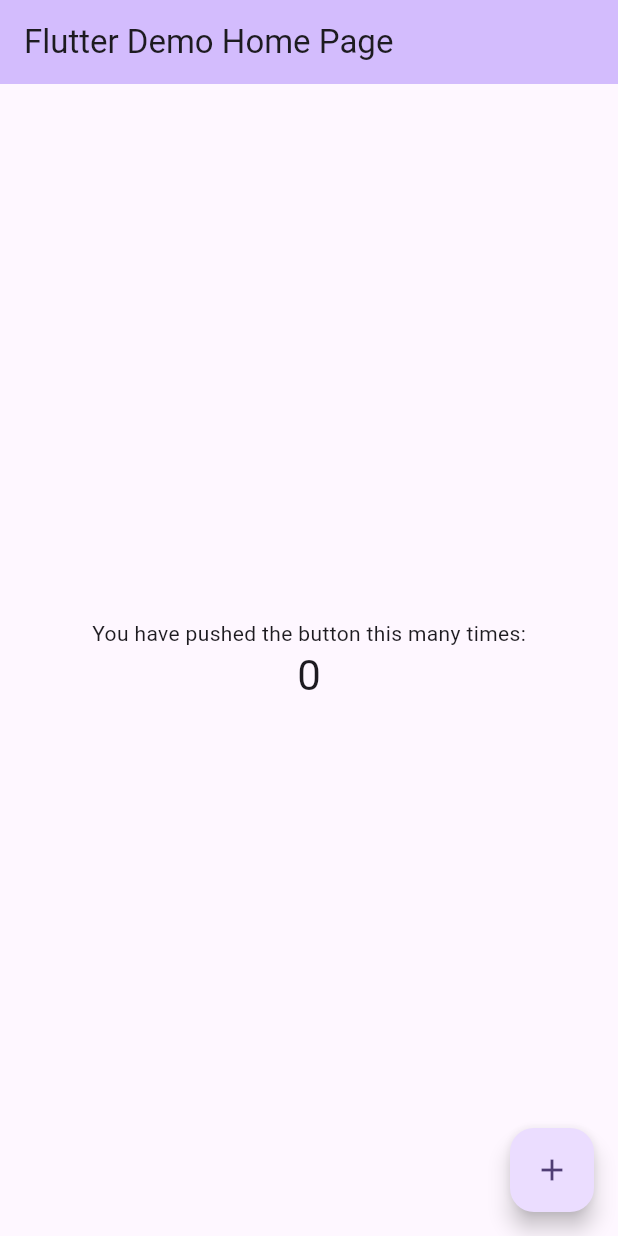
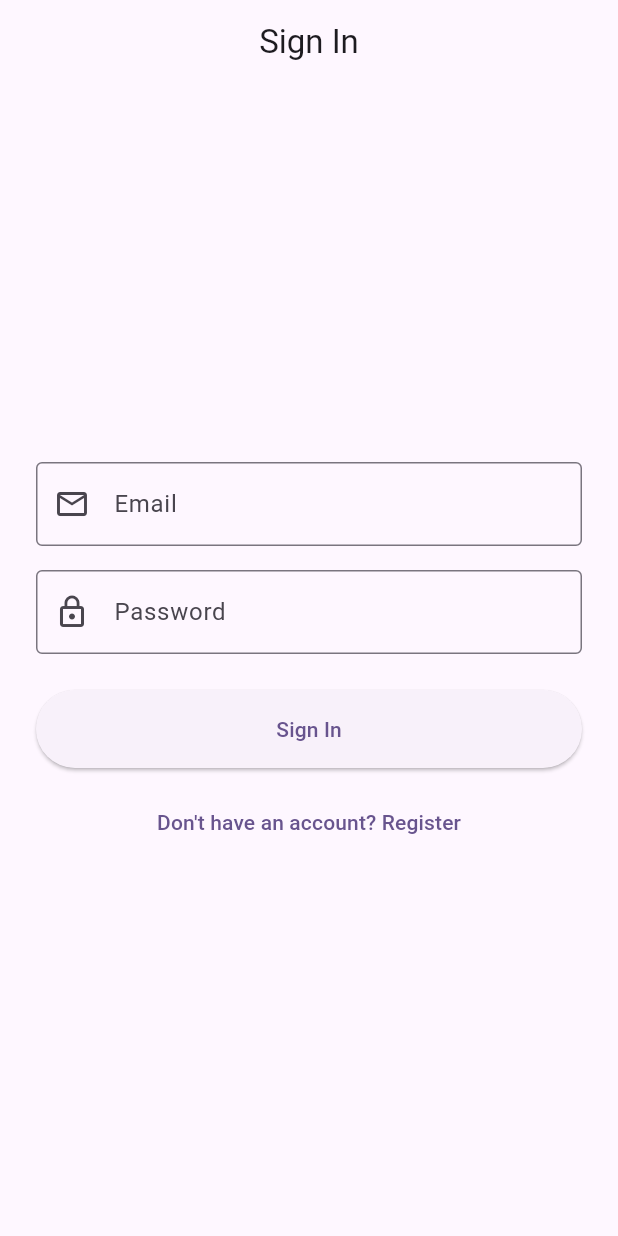
Before and after one commit to meriemikhlaskelbouz-debug/flow_app, a Flutter app: the screen it shows after launch, on a phone screen of 412 x 824 dp. Run offline on Flutter 3.47's test engine with Material 3 defaults, Android fonts, the phone set to English and light mode, and no system bars; our stand-ins replace cloud_firestore, firebase_auth, firebase_core; accounts and stored records are empty.

Commit message:
Implement Firebase Auth, Firestore UserModel, and English UI

```diff
--- a/lib/main.dart
+++ b/lib/main.dart
@@ -1,126 +1,46 @@
+import 'package:firebase_auth/firebase_auth.dart';
 import 'package:firebase_core/firebase_core.dart';
 import 'package:flutter/material.dart';
-
 import 'firebase_options.dart';
+import 'screens/auth_screen.dart';
+import 'screens/profile_screen.dart';
+import 'services/auth_service.dart';
 
 Future<void> main() async {
   WidgetsFlutterBinding.ensureInitialized();
   await Firebase.initializeApp(options: DefaultFirebaseOptions.currentPlatform);
-  runApp(const MyApp());
+  runApp(const FlowApp());
 }
 
-class MyApp extends StatelessWidget {
-  const MyApp({super.key});
-
-  // This widget is the root of your application.
-  @override
-  Widget build(BuildContext context) {
-    return MaterialApp(
-      title: 'Flutter Demo',
-      theme: ThemeData(
-        // This is the theme of your application.
-        //
-        // TRY THIS: Try running your application with "flutter run". You'll see
-        // the application has a purple toolbar. Then, without quitting the app,
-        // try changing the seedColor in the colorScheme below to Colors.green
-        // and then invoke "hot reload" (save your changes or press the "hot
-        // reload" button in a Flutter-supported IDE, or press "r" if you used
-        // the command line to start the app).
-        //
-        // Notice that the counter didn't reset back to zero; the application
-        // state is not lost during the reload. To reset the state, use hot
-        // restart instead.
-        //
-        // This works for code too, not just values: Most code changes can be
-        // tested with just a hot reload.
-        colorScheme: .fromSeed(seedColor: Colors.deepPurple),
-      ),
-      home: const MyHomePage(title: 'Flutter Demo Home Page'),
-    );
-  }
-}
-
-class MyHomePage extends StatefulWidget {
-  const MyHomePage({super.key, required this.title});
-
-  // This widget is the home page of your application. It is stateful, meaning
-  // that it has a State object (defined below) that contains fields that affect
-  // how it looks.
-
-  // This class is the configuration for the state. It holds the values (in this
-  // case the title) provided by the parent (in this case the App widget) and
-  // used by the build method of the State. Fields in a Widget subclass are
-  // always marked "final".
-
-  final String title;
-
-  @override
-  State<MyHomePage> createState() => _MyHomePageState();
-}
-
-class _MyHomePageState extends State<MyHomePage> {
-  int _counter = 0;
-
-  void _incrementCounter() {
-    setState(() {
-      // This call to setState tells the Flutter framework that something has
-      // changed in this State, which causes it to rerun the build method below
-      // so that the display can reflect the updated values. If we changed
-      // _counter without calling setState(), then the build method would not be
-      // called again, and so nothing would appear to happen.
-      _counter++;
-    });
-  }
+class FlowApp extends StatelessWidget {
+  const FlowApp({super.key});
 
   @override
   Widget build(BuildContext context) {
-    // This method is rerun every time setState is called, for instance as done
-    // by the _incrementCounter method above.
-    //
-    // The Flutter framework has been optimized to make rerunning build methods
-    // fast, so that you can just rebuild anything that needs updating rather
-    // than having to individually change instances of widgets.
-    return Scaffold(
-      appBar: AppBar(
-        // TRY THIS: Try changing the color here to a specific color (to
-        // Colors.amber, perhaps?) and trigger a hot reload to see the AppBar
-        // change color while the other colors stay the same.
-        backgroundColor: Theme.of(context).colorScheme.inversePrimary,
-        // Here we take the value from the MyHomePage object that was created by
-        // the App.build method, and use it to set our appbar title.
-        title: Text(widget.title),
+    final authService = AuthService();
+
+    return MaterialApp(
+      title: 'Flow App',
+      debugShowCheckedModeBanner: false,
+      theme: ThemeData(
+        colorScheme: ColorScheme.fromSeed(seedColor: Colors.deepPurple),
+        useMaterial3: true,
       ),
-      body: Center(
-        // Center is a layout widget. It takes a single child and positions it
-        // in the middle of the parent.
-        child: Column(
-          // Column is also a layout widget. It takes a list of children and
-          // arranges them vertically. By default, it sizes itself to fit its
-          // children horizontally, and tries to be as tall as its parent.
-          //
-          // Column has various properties to control how it sizes itself and
-          // how it positions its children. Here we use mainAxisAlignment to
-          // center the children vertically; the main axis here is the vertical
-          // axis because Columns are vertical (the cross axis would be
-          // horizontal).
-          //
-          // TRY THIS: Invoke "debug painting" (choose the "Toggle Debug Paint"
-          // action in the IDE, or press "p" in the console), to see the
-          // wireframe for each widget.
-          mainAxisAlignment: .center,
-          children: [
-            const Text('You have pushed the button this many times:'),
-            Text(
-              '$_counter',
-              style: Theme.of(context).textTheme.headlineMedium,
-            ),
-          ],
-        ),
-      ),
-      floatingActionButton: FloatingActionButton(
-        onPressed: _incrementCounter,
-        tooltip: 'Increment',
-        child: const Icon(Icons.add),
+      home: StreamBuilder<User?>(
+        stream: authService.authStateChanges,
+        builder: (context, snapshot) {
+          if (snapshot.connectionState == ConnectionState.waiting) {
+            return const Scaffold(
+              body: Center(child: CircularProgressIndicator()),
+            );
+          }
+
+          if (snapshot.hasData) {
+            return const ProfileScreen();
+          }
+
+          return const AuthScreen();
+        },
       ),
     );
   }
--- /dev/null
+++ b/lib/models/user_model.dart
@@ -0,0 +1,39 @@
+import 'package:cloud_firestore/cloud_firestore.dart';
+
+class UserModel {
+  final String uid;
+  final String username;
+  final String email;
+  final bool isPremium;
+  final DateTime? createdAt;
+
+  UserModel({
+
+    required this.uid,
+    required this.username,
+    required this.email,
+    required this.isPremium,
+    this.createdAt,
+  });
+
+  factory UserModel.fromFirestore(DocumentSnapshot doc) {
+    final data = doc.data() as Map<String, dynamic>;
+    return UserModel(
+      uid: data['uid'] ?? doc.id,
+      username: data['username'] ?? '',
+      email: data['email'] ?? '',
+      isPremium: data['isPremium'] ?? false,
+      createdAt: (data['createdAt'] as Timestamp?)?.toDate(),
+    );
+  }
+
+  Map<String, dynamic> toCreateMap() {
+    return {
+      'uid': uid,
+      'username': username,
+      'email': email,
+      'isPremium': false,
+      'createdAt': FieldValue.serverTimestamp(),
+    };
+  }
+}
--- /dev/null
+++ b/lib/screens/auth_screen.dart
@@ -0,0 +1,163 @@
+import 'package:firebase_auth/firebase_auth.dart';
+import 'package:flutter/material.dart';
+import '../services/auth_service.dart';
+
+class AuthScreen extends StatefulWidget {
+  const AuthScreen({super.key});
+
+  @override
+  State<AuthScreen> createState() => _AuthScreenState();
+}
+
+class _AuthScreenState extends State<AuthScreen> {
+  final _authService = AuthService();
+  final _formKey = GlobalKey<FormState>();
+
+  final _usernameController = TextEditingController();
+  final _emailController = TextEditingController();
+  final _passwordController = TextEditingController();
+
+  bool _isLogin = true;
+  bool _isLoading = false;
+
+  @override
+  void dispose() {
+    _usernameController.dispose();
+    _emailController.dispose();
+    _passwordController.dispose();
+    super.dispose();
+  }
+
+  Future<void> _submit() async {
+    if (!_formKey.currentState!.validate()) return;
+
+    setState(() => _isLoading = true);
+
+    try {
+      if (_isLogin) {
+        await _authService.login(
+          email: _emailController.text,
+          password: _passwordController.text,
+        );
+      } else {
+        await _authService.registerAccount(
+          username: _usernameController.text,
+          email: _emailController.text,
+          password: _passwordController.text,
+        );
+      }
+    } on FirebaseAuthException catch (e) {
+      if (!mounted) return;
+      ScaffoldMessenger.of(context).showSnackBar(
+        SnackBar(content: Text(e.message ?? 'Authentication failed.')),
+      );
+    } catch (e) {
+      if (!mounted) return;
+      ScaffoldMessenger.of(context).showSnackBar(
+        SnackBar(content: Text(e.toString())),
+      );
+    } finally {
+      if (mounted) setState(() => _isLoading = false);
+    }
+  }
+
+  @override
+  Widget build(BuildContext context) {
+    return Scaffold(
+      appBar: AppBar(
+        title: Text(_isLogin ? 'Sign In' : 'Create Account'),
+        centerTitle: true,
+      ),
+      body: Center(
+        child: SingleChildScrollView(
+          padding: const EdgeInsets.all(24),
+          child: Form(
+            key: _formKey,
+            child: Column(
+              mainAxisSize: MainAxisSize.min,
+              crossAxisAlignment: CrossAxisAlignment.stretch,
+              children: [
+                if (!_isLogin) ...[
+                  TextFormField(
+                    controller: _usernameController,
+                    decoration: const InputDecoration(
+                      labelText: 'Username',
+                      border: OutlineInputBorder(),
+                      prefixIcon: Icon(Icons.person_outline),
+                    ),
+                    validator: (value) {
+                      if (value == null || value.trim().isEmpty) {
+                        return 'Please enter a username';
+                      }
+                      if (value.trim().length > 50) {
+                        return 'Username must be 50 characters or less';
+                      }
+                      return null;
+                    },
+                  ),
+                  const SizedBox(height: 16),
+                ],
+                TextFormField(
+                  controller: _emailController,
+                  keyboardType: TextInputType.emailAddress,
+                  decoration: const InputDecoration(
+                    labelText: 'Email',
+                    border: OutlineInputBorder(),
+                    prefixIcon: Icon(Icons.email_outlined),
+                  ),
+                  validator: (value) {
+                    if (value == null || !value.contains('@')) {
+                      return 'Please enter a valid email';
+                    }
+                    return null;
+                  },
+                ),
+                const SizedBox(height: 16),
+                TextFormField(
+                  controller: _passwordController,
+                  obscureText: true,
+                  decoration: const InputDecoration(
+                    labelText: 'Password',
+                    border: OutlineInputBorder(),
+                    prefixIcon: Icon(Icons.lock_outline),
+                  ),
+                  validator: (value) {
+                    if (value == null || value.length < 6) {
+                      return 'Password must be at least 6 characters';
+                    }
+                    return null;
+                  },
+                ),
+                const SizedBox(height: 24),
+                ElevatedButton(
+                  onPressed: _isLoading ? null : _submit,
+                  style: ElevatedButton.styleFrom(
+                    padding: const EdgeInsets.symmetric(vertical: 16),
+                  ),
+                  child: _isLoading
+                      ? const SizedBox(
+                          height: 20,
+                          width: 20,
+                          child: CircularProgressIndicator(strokeWidth: 2),
+                        )
+                      : Text(_isLogin ? 'Sign In' : 'Register'),
+                ),
+                const SizedBox(height: 12),
+                TextButton(
+                  onPressed: _isLoading
+                      ? null
+                      : () => setState(() => _isLogin = !_isLogin),
+                  child: Text(
+                    _isLogin
+                        ? "Don't have an account? Register"
+                        : 'Already have an account? Sign In',
+                  ),
+                ),
+              ],
+            ),
+          ),
+        ),
+      ),
+    );
+  }
+}
```
Also changed, not shown: lib/screens/profile_screen.dart (added, +144 -0 lines), lib/services/auth_service.dart (added, +107 -0 lines), pubspec.yaml (+6 -9 lines), firebase.json, lib/firebase_options.dart, pubspec.lock, 4 other files.
